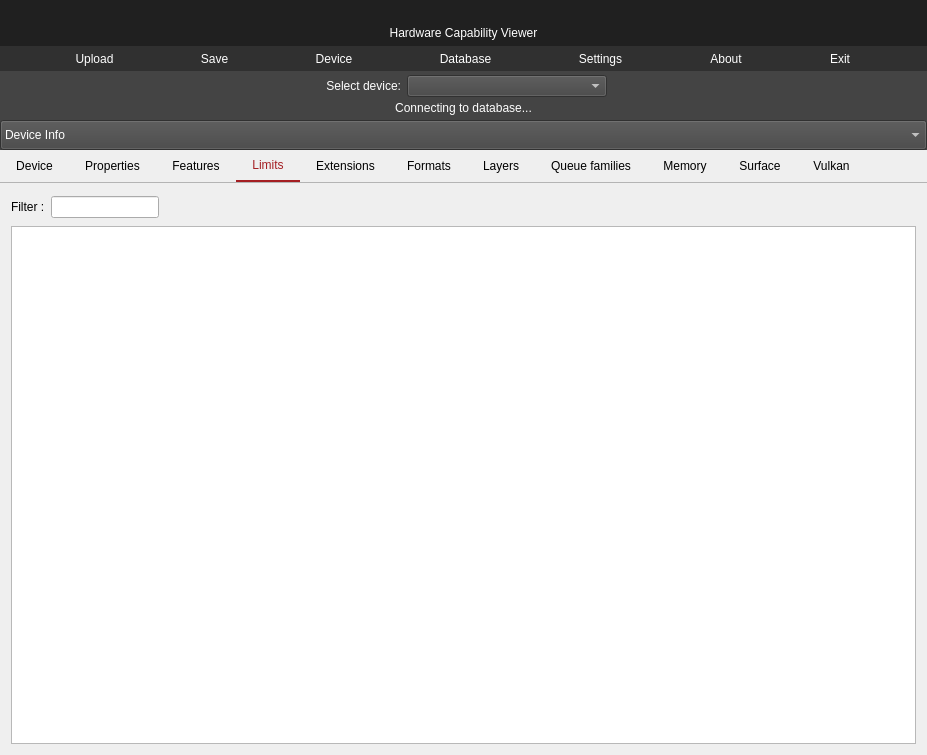
SaschaWillems/VulkanCapsViewer, file vulkancapsviewer.ui: the form before one commit.
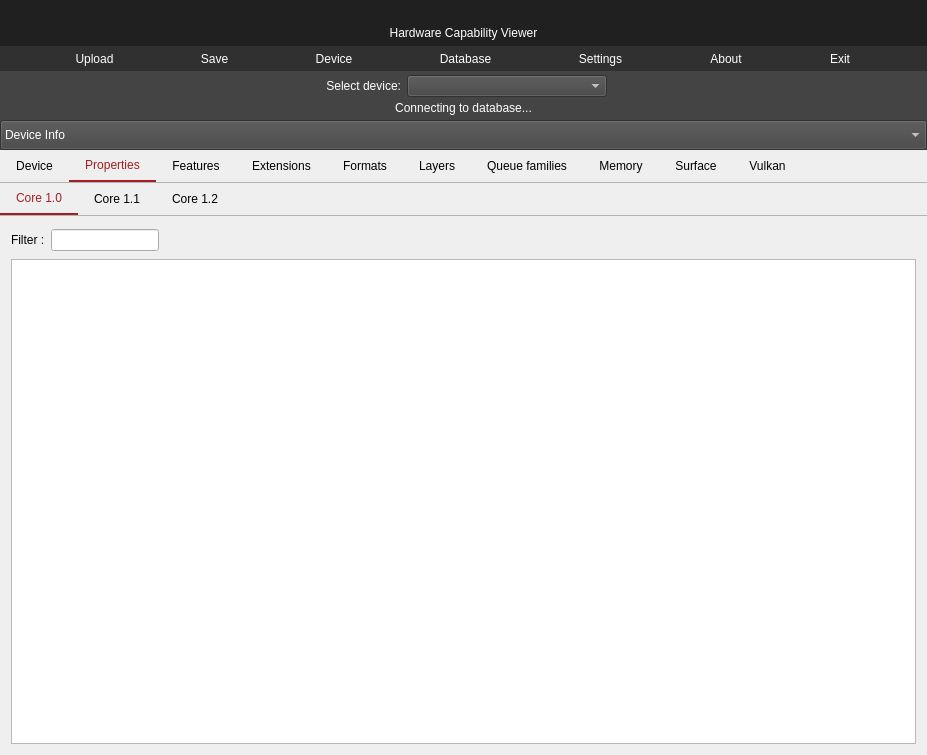
The form after the commit. The open tabs and pages were chosen to show the change. Icons and pictures are not drawn.

Commit message:
Reworked core 1.0 properties
Removed separate limits page
Limits are now part of the core 1.0 properties tab, like they should have been from the very beginning

Diff of the .ui file:
```diff
--- a/vulkancapsviewer.ui
+++ b/vulkancapsviewer.ui
@@ -1051,64 +1051,6 @@
            </item>
           </layout>
          </widget>
-         <widget class="QWidget" name="tabDeviceLimits">
-          <attribute name="title">
-           <string>Limits</string>
-          </attribute>
-          <layout class="QVBoxLayout" name="verticalLayout_4">
-           <item>
-            <widget class="QWidget" name="widget_2" native="true">
-             <layout class="QFormLayout" name="formLayout_2">
-              <property name="leftMargin">
-               <number>0</number>
-              </property>
-              <property name="topMargin">
-               <number>2</number>
-              </property>
-              <property name="rightMargin">
-               <number>0</number>
-              </property>
-              <property name="bottomMargin">
-               <number>2</number>
-              </property>
-              <item row="0" column="0">
-               <widget class="QLabel" name="filterLabel">
-                <property name="text">
-                 <string>Filter :</string>
-                </property>
-               </widget>
-              </item>
-              <item row="0" column="1">
-               <widget class="QLineEdit" name="filterLineEditLimits">
-                <property name="sizePolicy">
-                 <sizepolicy hsizetype="Fixed" vsizetype="Fixed">
-                  <horstretch>0</horstretch>
-                  <verstretch>0</verstretch>
-                 </sizepolicy>
-                </property>
-               </widget>
-              </item>
-             </layout>
-            </widget>
-           </item>
-           <item>
-            <widget class="QTreeView" name="treeViewDeviceLimits">
-             <property name="styleSheet">
-              <string notr="true">QTreeView::item { 	height: 1.25em;  }</string>
-             </property>
-             <property name="editTriggers">
-              <set>QAbstractItemView::NoEditTriggers</set>
-             </property>
-             <property name="alternatingRowColors">
-              <bool>true</bool>
-             </property>
-             <property name="headerHidden">
-              <bool>true</bool>
-             </property>
-            </widget>
-           </item>
-          </layout>
-         </widget>
          <widget class="QWidget" name="tab">
           <attribute name="title">
            <string>Extensions</string>
```
Left out of the diff: 2 changed lines with no effect on the pictures. The commit also changes 2 other files.
